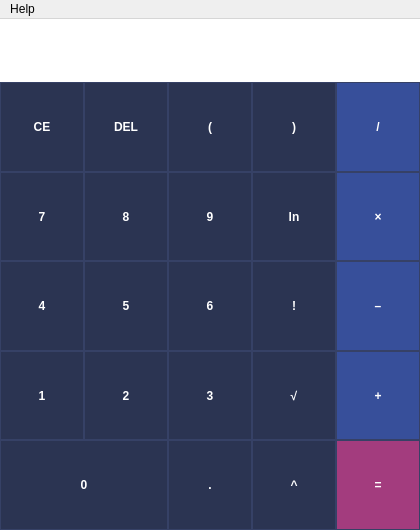
The window that src/mainwindow.ui (mstrlc/candycalc) describes before a commit, drawn with Qt 5.
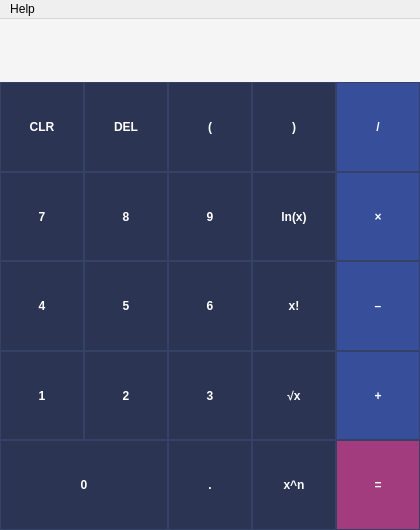
The same window after the commit. Icons and pictures are not drawn.

Commit message: edit GUI button labels to better reflect functions

```diff
--- a/src/mainwindow.ui
+++ b/src/mainwindow.ui
@@ -76,7 +76,7 @@
     background-color: #22283A;
 }
 QFrame {
-	background-color: #FFFFFF;
+	background-color: #F5F5F5;
 }
 </string>
   </property>
@@ -224,7 +224,7 @@
            <string notr="true"/>
           </property>
           <property name="text">
-           <string>!</string>
+           <string>x!</string>
           </property>
           <property name="flat">
            <bool>false</bool>
@@ -334,7 +334,7 @@
            <string notr="true"/>
           </property>
           <property name="text">
-           <string>CE</string>
+           <string>CLR</string>
           </property>
           <property name="flat">
            <bool>false</bool>
@@ -783,7 +783,7 @@
            <string notr="true"/>
           </property>
           <property name="text">
-           <string>√</string>
+           <string>√x</string>
           </property>
           <property name="flat">
            <bool>false</bool>
@@ -933,7 +933,7 @@
            <string notr="true"/>
           </property>
           <property name="text">
-           <string>^</string>
+           <string>x^n</string>
           </property>
           <property name="autoDefault">
            <bool>false</bool>
@@ -1014,7 +1014,7 @@
            <string notr="true"/>
           </property>
           <property name="text">
-           <string>ln</string>
+           <string>ln(x)</string>
           </property>
           <property name="flat">
            <bool>false</bool>
```
Left out of the diff: 4 changed lines with no effect on the pictures. The commit also changes 1 other file.
